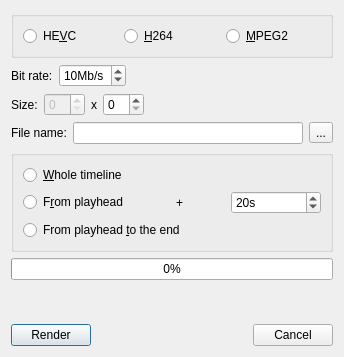
First picture: the form in app/ui/render.ui, repository hftom/MachinTruc, before the edit.
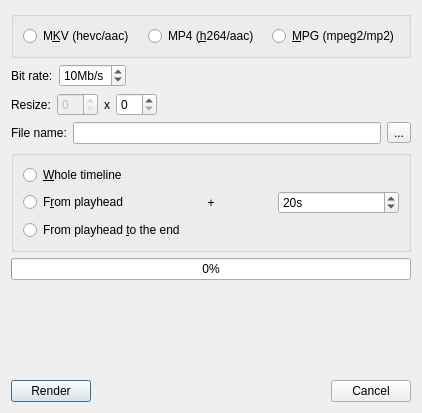
Second picture: the form after the edit. Icons and pictures are not drawn.

Diff of the .ui file:
```diff
--- a/app/ui/render.ui
+++ b/app/ui/render.ui
@@ -6,8 +6,8 @@
    <rect>
     <x>0</x>
     <y>0</y>
-    <width>344</width>
-    <height>357</height>
+    <width>422</width>
+    <height>413</height>
    </rect>
   </property>
   <property name="windowTitle">
@@ -25,7 +25,7 @@
         <item row="0" column="1">
          <widget class="QRadioButton" name="h264RadBtn">
           <property name="text">
-           <string>&amp;H264</string>
+           <string>MP4 (&amp;h264/aac)</string>
           </property>
           <attribute name="buttonGroup">
            <string notr="true">buttonGroup</string>
@@ -35,7 +35,7 @@
         <item row="0" column="2">
          <widget class="QRadioButton" name="mpeg2RadBtn">
           <property name="text">
-           <string>&amp;MPEG2</string>
+           <string>&amp;MPG (mpeg2/mp2)</string>
           </property>
           <attribute name="buttonGroup">
            <string notr="true">buttonGroup</string>
@@ -45,7 +45,7 @@
         <item row="0" column="0">
          <widget class="QRadioButton" name="hevcRadBtn">
           <property name="text">
-           <string>HE&amp;VC</string>
+           <string>M&amp;KV (hevc/aac)</string>
           </property>
           <attribute name="buttonGroup">
            <string notr="true">buttonGroup</string>
@@ -100,7 +100,7 @@
        <item>
         <widget class="QLabel" name="label_6">
          <property name="text">
-          <string>Size:</string>
+          <string>Resize:</string>
          </property>
         </widget>
        </item>
```
